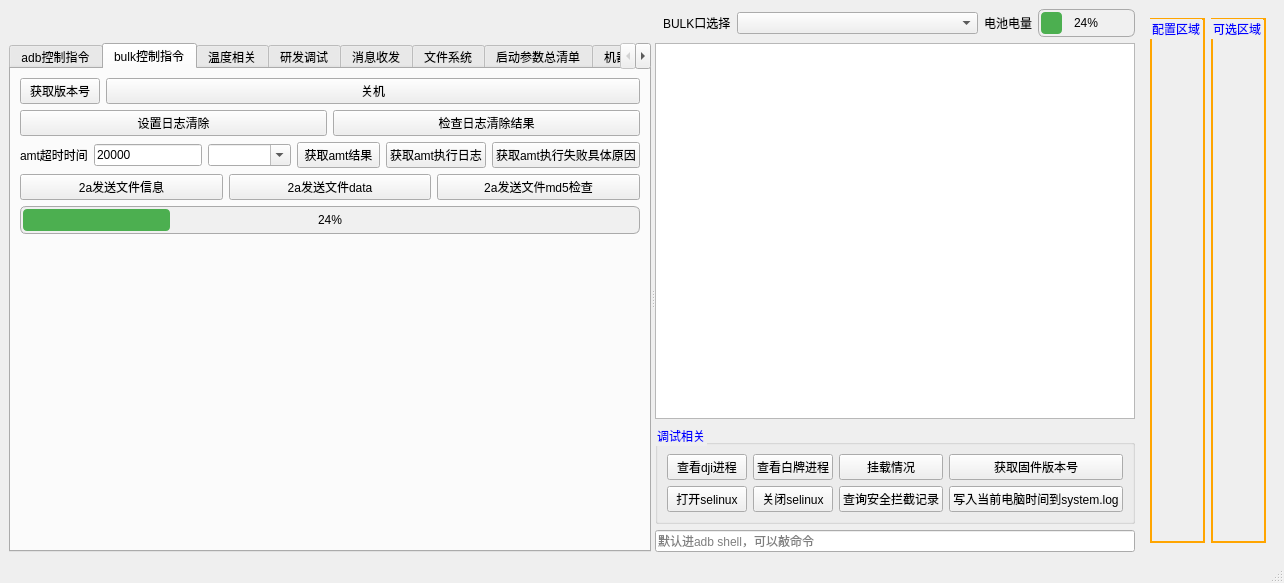
Before: the Qt Designer form factory_analyzer.ui in yuhuang163/test, drawn with Qt 5.
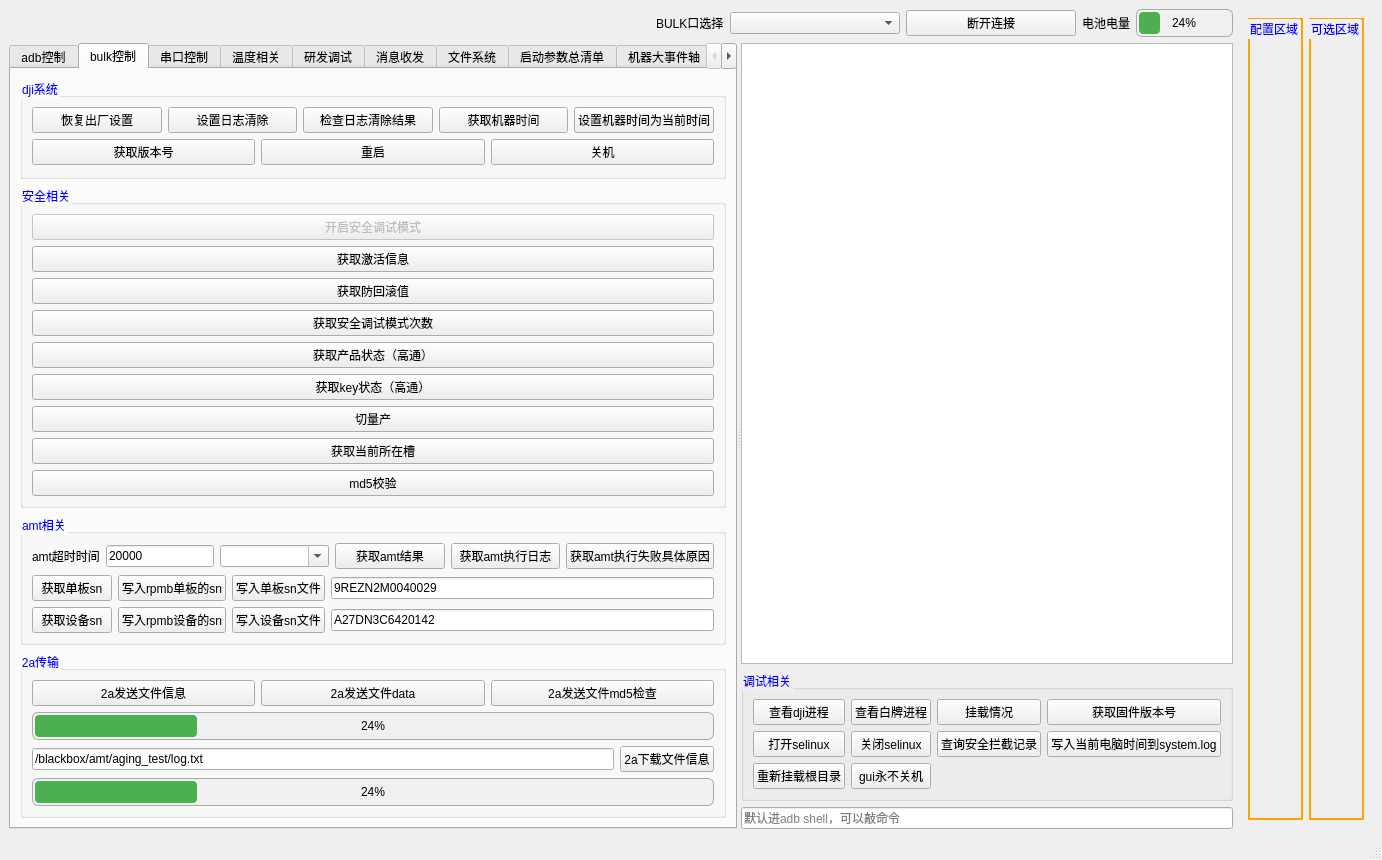
After: the same form once the commit is applied. The open tabs and pages were chosen to show the change.

Commit message: bulk协议适配，调试功能等

The edit to the form file:
```diff
--- a/factory_analyzer.ui
+++ b/factory_analyzer.ui
@@ -6,8 +6,8 @@
    <rect>
     <x>0</x>
     <y>0</y>
-    <width>1030</width>
-    <height>502</height>
+    <width>1019</width>
+    <height>638</height>
    </rect>
   </property>
   <property name="windowTitle">
@@ -15,7 +15,7 @@
   </property>
   <widget class="QWidget" name="centralwidget">
    <layout class="QGridLayout" name="gridLayout_7">
-    <item row="0" column="8" rowspan="2">
+    <item row="0" column="7" rowspan="2">
      <widget class="QWidget" name="widget" native="true">
       <layout class="QHBoxLayout" name="horizontalLayout_18">
        <item>
@@ -74,7 +74,95 @@
       </layout>
      </widget>
     </item>
-    <item row="1" column="0" colspan="8">
+    <item row="0" column="3" colspan="2">
+     <layout class="QHBoxLayout" name="horizontalLayout_11">
+      <item>
+       <widget class="QLabel" name="label_3">
+        <property name="sizePolicy">
+         <sizepolicy hsizetype="Fixed" vsizetype="Preferred">
+          <horstretch>0</horstretch>
+          <verstretch>0</verstretch>
+         </sizepolicy>
+        </property>
+        <property name="text">
+         <string>BULK口选择</string>
+        </property>
+       </widget>
+      </item>
+      <item>
+       <widget class="QComboBox" name="comboBox_2">
+        <property name="sizePolicy">
+         <sizepolicy hsizetype="Preferred" vsizetype="Fixed">
+          <horstretch>0</horstretch>
+          <verstretch>0</verstretch>
+         </sizepolicy>
+        </property>
+       </widget>
+      </item>
+      <item>
+       <widget class="QPushButton" name="pushButton_54">
+        <property name="text">
+         <string>断开连接</string>
+        </property>
+       </widget>
+      </item>
+     </layout>
+    </item>
+    <item row="0" column="5">
+     <widget class="QLabel" name="label_2">
+      <property name="sizePolicy">
+       <sizepolicy hsizetype="Fixed" vsizetype="Fixed">
+        <horstretch>0</horstretch>
+        <verstretch>0</verstretch>
+       </sizepolicy>
+      </property>
+      <property name="text">
+       <string>电池电量</string>
+      </property>
+     </widget>
+    </item>
+    <item row="0" column="6">
+     <widget class="QProgressBar" name="progressBar">
+      <property name="sizePolicy">
+       <sizepolicy hsizetype="Fixed" vsizetype="Fixed">
+        <horstretch>0</horstretch>
+        <verstretch>0</verstretch>
+       </sizepolicy>
+      </property>
+      <property name="styleSheet">
+       <string notr="true">QProgressBar {
+    border: 1px solid #aaa;
+    border-radius: 6px;
+    background-color: #f0f0f0; /* 浅灰背景 */
+    text-align: center;
+    padding: 2px;
+}
+
+QProgressBar::chunk {
+    border-radius: 4px;
+    background-color: #4CAF50; /* 默认绿色 */
+}
+
+/* 根据电量动态改变颜色 */
+QProgressBar[progress=&quot;low&quot;]::chunk {
+    background-color: #f44336; /* 红色 */
+}
+QProgressBar[progress=&quot;medium&quot;]::chunk {
+    background-color: #FFB300; /* 黄色 */
+}
+QProgressBar[progress=&quot;high&quot;]::chunk {
+    background-color: #4CAF50; /* 绿色 */
+}</string>
+      </property>
+      <property name="value">
+       <number>24</number>
+      </property>
+      <property name="alignment">
+       <set>Qt::AlignLeading|Qt::AlignLeft|Qt::AlignVCenter</set>
+      </property>
+     </widget>
+    </item>
+    <item row="1" column="0" colspan="7">
      <widget class="QSplitter" name="splitter_2">
       <property name="orientation">
        <enum>Qt::Horizontal</enum>
@@ -91,7 +179,7 @@
        </property>
        <widget class="QWidget" name="tab_6">
         <attribute name="title">
-         <string>adb控制指令</string>
+         <string>adb控制</string>
         </attribute>
         <layout class="QFormLayout" name="formLayout">
          <item row="0" column="0">
@@ -164,6 +252,13 @@
               </property>
              </widget>
             </item>
+            <item>
+             <widget class="QPushButton" name="pushButton_66">
+              <property name="text">
+               <string>进900e</string>
+              </property>
+             </widget>
+            </item>
            </layout>
           </widget>
          </item>
@@ -463,25 +558,27 @@
        </widget>
        <widget class="QWidget" name="tab_7">
         <attribute name="title">
-         <string>bulk控制指令</string>
+         <string>bulk控制</string>
         </attribute>
-        <layout class="QFormLayout" name="formLayout_2">
+        <layout class="QGridLayout" name="gridLayout_10">
          <item row="0" column="0">
-          <widget class="QPushButton" name="pushButton_25">
-           <property name="text">
-            <string>获取版本号</string>
+          <widget class="QGroupBox" name="groupBox">
+           <property name="styleSheet">
+            <string notr="true">QGroupBox::title { font-weight: bold; color:blue;}</string>
            </property>
-          </widget>
-         </item>
-         <item row="0" column="1">
-          <widget class="QPushButton" name="pushButton_32">
-           <property name="text">
-            <string>关机</string>
+           <property name="title">
+            <string>dji系统</string>
            </property>
-          </widget>
-         </item>
-         <item row="1" column="0" colspan="2">
+           <layout class="QVBoxLayout" name="verticalLayout_5">
+            <item>
           <layout class="QHBoxLayout" name="horizontalLayout_8">
+              <item>
+               <widget class="QPushButton" name="pushButton_51">
+                <property name="text">
+                 <string>恢复出厂设置</string>
+                </property>
+               </widget>
+              </item>
            <item>
             <widget class="QPushButton" name="pushButton_27">
              <property name="text">
@@ -496,9 +593,138 @@
              </property>
             </widget>
            </item>
-          </layout>
-         </item>
-         <item row="2" column="0" colspan="2">
+              <item>
+               <widget class="QPushButton" name="pushButton_50">
+                <property name="text">
+                 <string>获取机器时间</string>
+                </property>
+               </widget>
+              </item>
+              <item>
+               <widget class="QPushButton" name="pushButton_49">
+                <property name="text">
+                 <string>设置机器时间为当前时间</string>
+                </property>
+               </widget>
+              </item>
+             </layout>
+            </item>
+            <item>
+             <layout class="QHBoxLayout" name="horizontalLayout_15">
+              <item>
+               <widget class="QPushButton" name="pushButton_25">
+                <property name="text">
+                 <string>获取版本号</string>
+                </property>
+               </widget>
+              </item>
+              <item>
+               <widget class="QPushButton" name="pushButton_64">
+                <property name="text">
+                 <string>重启</string>
+                </property>
+               </widget>
+              </item>
+              <item>
+               <widget class="QPushButton" name="pushButton_32">
+                <property name="text">
+                 <string>关机</string>
+                </property>
+               </widget>
+              </item>
+             </layout>
+            </item>
+           </layout>
+          </widget>
+         </item>
+         <item row="1" column="0">
+          <widget class="QGroupBox" name="verticalGroupBox_2">
+           <property name="styleSheet">
+            <string notr="true">QGroupBox::title { font-weight: bold; color:blue;}</string>
+           </property>
+           <property name="title">
+            <string>安全相关</string>
+           </property>
+           <layout class="QVBoxLayout" name="verticalLayout_4">
+            <item>
+             <widget class="QPushButton" name="pushButton_61">
+              <property name="enabled">
+               <bool>false</bool>
+              </property>
+              <property name="text">
+               <string>开启安全调试模式</string>
+              </property>
+             </widget>
+            </item>
+            <item>
+             <widget class="QPushButton" name="pushButton_48">
+              <property name="text">
+               <string>获取激活信息</string>
+              </property>
+             </widget>
+            </item>
+            <item>
+             <widget class="QPushButton" name="pushButton_56">
+              <property name="text">
+               <string>获取防回滚值</string>
+              </property>
+             </widget>
+            </item>
+            <item>
+             <widget class="QPushButton" name="pushButton_55">
+              <property name="text">
+               <string>获取安全调试模式次数</string>
+              </property>
+             </widget>
+            </item>
+            <item>
+             <widget class="QPushButton" name="pushButton_53">
+              <property name="text">
+               <string>获取产品状态（高通）</string>
+              </property>
+             </widget>
+            </item>
+            <item>
+             <widget class="QPushButton" name="pushButton_65">
+              <property name="text">
+               <string>获取key状态（高通）</string>
+              </property>
+             </widget>
+            </item>
+            <item>
+             <widget class="QPushButton" name="pushButton_46">
+              <property name="text">
+               <string>切量产</string>
+              </property>
+             </widget>
+            </item>
+            <item>
+             <widget class="QPushButton" name="pushButton_60">
+              <property name="text">
+               <string>获取当前所在槽</string>
+              </property>
+             </widget>
+            </item>
+            <item>
+             <widget class="QPushButton" name="pushButton_59">
+              <property name="text">
+               <string>md5校验</string>
+              </property>
+             </widget>
+            </item>
+           </layout>
+          </widget>
+         </item>
+         <item row="2" column="0">
+          <widget class="QGroupBox" name="verticalGroupBox_2">
+           <property name="styleSheet">
+            <string notr="true">QGroupBox::title { font-weight: bold; color:blue;}</string>
+           </property>
+           <property name="title">
+            <string>amt相关</string>
+           </property>
+           <layout class="QVBoxLayout" name="verticalLayout_2">
+            <item>
           <layout class="QHBoxLayout" name="horizontalLayout_9">
            <item>
             <widget class="QLabel" name="label_4">
@@ -556,8 +782,82 @@
            </item>
           </layout>
          </item>
-         <item row="3" column="0" colspan="2">
-          <layout class="QVBoxLayout" name="verticalLayout_2">
+            <item>
+             <layout class="QHBoxLayout" name="horizontalLayout_13">
+              <item>
+               <widget class="QPushButton" name="pushButton_62">
+                <property name="text">
+                 <string>获取单板sn</string>
+                </property>
+               </widget>
+              </item>
+              <item>
+               <widget class="QPushButton" name="pushButton_57">
+                <property name="text">
+                 <string>写入rpmb单板的sn</string>
+                </property>
+               </widget>
+              </item>
+              <item>
+               <widget class="QPushButton" name="pushButton_68">
+                <property name="text">
+                 <string>写入单板sn文件</string>
+                </property>
+               </widget>
+              </item>
+              <item>
+               <widget class="QLineEdit" name="lineEdit_4">
+                <property name="text">
+                 <string>9REZN2M0040029</string>
+                </property>
+               </widget>
+              </item>
+             </layout>
+            </item>
+            <item>
+             <layout class="QHBoxLayout" name="horizontalLayout_16">
+              <item>
+               <widget class="QPushButton" name="pushButton_63">
+                <property name="text">
+                 <string>获取设备sn</string>
+                </property>
+               </widget>
+              </item>
+              <item>
+               <widget class="QPushButton" name="pushButton_58">
+                <property name="text">
+                 <string>写入rpmb设备的sn</string>
+                </property>
+               </widget>
+              </item>
+              <item>
+               <widget class="QPushButton" name="pushButton_69">
+                <property name="text">
+                 <string>写入设备sn文件</string>
+                </property>
+               </widget>
+              </item>
+              <item>
+               <widget class="QLineEdit" name="lineEdit_5">
+                <property name="text">
+                 <string>A27DN3C6420142</string>
+                </property>
+               </widget>
+              </item>
+             </layout>
+            </item>
+           </layout>
+          </widget>
+         </item>
+         <item row="3" column="0">
+          <widget class="QGroupBox" name="verticalGroupBox_2">
+           <property name="styleSheet">
+            <string notr="true">QGroupBox::title { font-weight: bold; color:blue;}</string>
+           </property>
+           <property name="title">
+            <string>2a传输</string>
+           </property>
+           <layout class="QVBoxLayout" name="verticalLayout_3">
            <item>
             <layout class="QHBoxLayout" name="horizontalLayout_10">
              <item>
@@ -624,6 +924,128 @@
              </property>
             </widget>
            </item>
+            <item>
+             <layout class="QHBoxLayout" name="horizontalLayout_4">
+              <item>
+               <widget class="QLineEdit" name="lineEdit_3">
+                <property name="text">
+                 <string>/blackbox/amt/aging_test/log.txt</string>
+                </property>
+               </widget>
+              </item>
+              <item>
+               <widget class="QPushButton" name="pushButton_47">
+                <property name="text">
+                 <string>2a下载文件信息</string>
+                </property>
+               </widget>
+              </item>
+             </layout>
+            </item>
+            <item>
+             <widget class="QProgressBar" name="progressBar_4">
+              <property name="styleSheet">
+               <string notr="true">QProgressBar {
+    border: 1px solid #aaa;
+    border-radius: 6px;
+    background-color: #f0f0f0; /* 浅灰背景 */
+    text-align: center;
+    padding: 2px;
+}
+
+QProgressBar::chunk {
+    border-radius: 4px;
+    background-color: #4CAF50; /* 默认绿色 */
+}
+
+/* 根据电量动态改变颜色 */
+QProgressBar[progress=&quot;low&quot;]::chunk {
+    background-color: #f44336; /* 红色 */
+}
+QProgressBar[progress=&quot;medium&quot;]::chunk {
+    background-color: #FFB300; /* 黄色 */
+}
+QProgressBar[progress=&quot;high&quot;]::chunk {
+    background-color: #4CAF50; /* 绿色 */
+}</string>
+              </property>
+              <property name="value">
+               <number>24</number>
+              </property>
+             </widget>
+            </item>
+           </layout>
+          </widget>
+         </item>
+        </layout>
+       </widget>
+       <widget class="QWidget" name="tab_10">
+        <attribute name="title">
+         <string>串口控制</string>
+        </attribute>
+        <layout class="QFormLayout" name="formLayout_2">
+         <item row="0" column="0">
+          <layout class="QHBoxLayout" name="horizontalLayout_17">
+           <item>
+            <widget class="QLabel" name="label_6">
+             <property name="text">
+              <string>&lt;html&gt;&lt;head/&gt;&lt;body&gt;&lt;p align=&quot;center&quot;&gt;产品串口&lt;/p&gt;&lt;/body&gt;&lt;/html&gt;</string>
+             </property>
+            </widget>
+           </item>
+           <item>
+            <widget class="QComboBox" name="productComNameCombo">
+             <property name="enabled">
+              <bool>true</bool>
+             </property>
+             <property name="sizePolicy">
+              <sizepolicy hsizetype="Expanding" vsizetype="Fixed">
+               <horstretch>0</horstretch>
+               <verstretch>0</verstretch>
+              </sizepolicy>
+             </property>
+             <property name="maximumSize">
+              <size>
+               <width>16777215</width>
+               <height>16777215</height>
+              </size>
+             </property>
+            </widget>
+           </item>
+           <item>
+            <widget class="QLineEdit" name="lineEdit_6">
+             <property name="text">
+              <string>921600</string>
+             </property>
+            </widget>
+           </item>
+          </layout>
+         </item>
+         <item row="0" column="1">
+          <layout class="QHBoxLayout" name="horizontalLayout_19">
+           <property name="topMargin">
+            <number>0</number>
+           </property>
+           <item>
+            <widget class="QPushButton" name="productConnectButton">
+             <property name="enabled">
+              <bool>true</bool>
+             </property>
+             <property name="text">
+              <string>连接串口</string>
+             </property>
+            </widget>
+           </item>
+           <item>
+            <widget class="QPushButton" name="productDisconnectButton">
+             <property name="enabled">
+              <bool>true</bool>
+             </property>
+             <property name="text">
+              <string>断开串口</string>
+             </property>
+            </widget>
+           </item>
           </layout>
          </item>
         </layout>
@@ -810,10 +1232,13 @@
          <string>机器大事件轴</string>
         </attribute>
         <layout class="QGridLayout" name="gridLayout">
-         <item row="1" column="0">
-          <widget class="QPushButton" name="pushButton_31">
-           <property name="text">
-            <string>更新事件轴（直接grep的）</string>
+         <item row="0" column="0" colspan="2">
+          <widget class="QGraphicsView" name="graphicsView">
+           <property name="sizePolicy">
+            <sizepolicy hsizetype="Expanding" vsizetype="Expanding">
+             <horstretch>0</horstretch>
+             <verstretch>0</verstretch>
+            </sizepolicy>
            </property>
           </widget>
          </item>
@@ -824,13 +1249,10 @@
            </property>
           </widget>
          </item>
-         <item row="0" column="0" colspan="2">
-          <widget class="QGraphicsView" name="graphicsView">
-           <property name="sizePolicy">
-            <sizepolicy hsizetype="Expanding" vsizetype="Expanding">
-             <horstretch>0</horstretch>
-             <verstretch>0</verstretch>
-            </sizepolicy>
+         <item row="1" column="0">
+          <widget class="QPushButton" name="pushButton_31">
+           <property name="text">
+            <string>拉取日志到本地</string>
            </property>
           </widget>
          </item>
@@ -922,20 +1344,6 @@
            <string>调试相关</string>
           </property>
           <layout class="QGridLayout" name="gridLayout_9">
-           <item row="0" column="0">
-            <widget class="QPushButton" name="pushButton_18">
-             <property name="text">
-              <string>查看dji进程</string>
-             </property>
-            </widget>
-           </item>
-           <item row="0" column="2">
-            <widget class="QPushButton" name="pushButton_21">
-             <property name="text">
-              <string>挂载情况</string>
-             </property>
-            </widget>
-           </item>
            <item row="0" column="1">
             <widget class="QPushButton" name="pushButton_20">
              <property name="text">
@@ -950,6 +1358,13 @@
              </property>
             </widget>
            </item>
+           <item row="1" column="3">
+            <widget class="QPushButton" name="pushButton_39">
+             <property name="text">
+              <string>写入当前电脑时间到system.log</string>
+             </property>
+            </widget>
+           </item>
            <item row="1" column="0">
             <widget class="QPushButton" name="pushButton_44">
              <property name="text">
@@ -957,6 +1372,20 @@
              </property>
             </widget>
            </item>
+           <item row="0" column="0">
+            <widget class="QPushButton" name="pushButton_18">
+             <property name="text">
+              <string>查看dji进程</string>
+             </property>
+            </widget>
+           </item>
+           <item row="0" column="2">
+            <widget class="QPushButton" name="pushButton_21">
+             <property name="text">
+              <string>挂载情况</string>
+             </property>
+            </widget>
+           </item>
            <item row="1" column="1">
             <widget class="QPushButton" name="pushButton_43">
              <property name="text">
@@ -971,10 +1400,17 @@
              </property>
             </widget>
            </item>
-           <item row="1" column="3">
-            <widget class="QPushButton" name="pushButton_39">
+           <item row="2" column="0">
+            <widget class="QPushButton" name="pushButton_52">
              <property name="text">
-              <string>写入当前电脑时间到system.log</string>
+              <string>重新挂载根目录</string>
+             </property>
+            </widget>
+           </item>
+           <item row="2" column="1">
+            <widget class="QPushButton" name="pushButton_67">
+             <property name="text">
+              <string>gui永不关机</string>
              </property>
             </widget>
            </item>
@@ -1010,87 +1446,6 @@
       </widget>
      </widget>
     </item>
-    <item row="0" column="7">
-     <widget class="QProgressBar" name="progressBar">
-      <property name="sizePolicy">
-       <sizepolicy hsizetype="Fixed" vsizetype="Fixed">
-        <horstretch>0</horstretch>
-        <verstretch>0</verstretch>
-       </sizepolicy>
-      </property>
-      <property name="styleSheet">
-       <string notr="true">QProgressBar {
-    border: 1px solid #aaa;
-    border-radius: 6px;
-    background-color: #f0f0f0; /* 浅灰背景 */
-    text-align: center;
-    padding: 2px;
-}
-
-QProgressBar::chunk {
-    border-radius: 4px;
-    background-color: #4CAF50; /* 默认绿色 */
-}
-
-/* 根据电量动态改变颜色 */
-QProgressBar[progress=&quot;low&quot;]::chunk {
-    background-color: #f44336; /* 红色 */
-}
-QProgressBar[progress=&quot;medium&quot;]::chunk {
-    background-color: #FFB300; /* 黄色 */
-}
-QProgressBar[progress=&quot;high&quot;]::chunk {
-    background-color: #4CAF50; /* 绿色 */
-}</string>
-      </property>
-      <property name="value">
-       <number>24</number>
-      </property>
-      <property name="alignment">
-       <set>Qt::AlignLeading|Qt::AlignLeft|Qt::AlignVCenter</set>
-      </property>
-     </widget>
-    </item>
-    <item row="0" column="6">
-     <widget class="QLabel" name="label_2">
-      <property name="sizePolicy">
-       <sizepolicy hsizetype="Fixed" vsizetype="Fixed">
-        <horstretch>0</horstretch>
-        <verstretch>0</verstretch>
-       </sizepolicy>
-      </property>
-      <property name="text">
-       <string>电池电量</string>
-      </property>
-     </widget>
-    </item>
-    <item row="0" column="4" colspan="2">
-     <layout class="QHBoxLayout" name="horizontalLayout_11">
-      <item>
-       <widget class="QLabel" name="label_3">
-        <property name="sizePolicy">
-         <sizepolicy hsizetype="Fixed" vsizetype="Preferred">
-          <horstretch>0</horstretch>
-          <verstretch>0</verstretch>
-         </sizepolicy>
-        </property>
-        <property name="text">
-         <string>BULK口选择</string>
-        </property>
-       </widget>
-      </item>
-      <item>
-       <widget class="QComboBox" name="comboBox_2">
-        <property name="sizePolicy">
-         <sizepolicy hsizetype="Preferred" vsizetype="Fixed">
-          <horstretch>0</horstretch>
-          <verstretch>0</verstretch>
-         </sizepolicy>
-        </property>
-       </widget>
-      </item>
-     </layout>
-    </item>
    </layout>
   </widget>
   <widget class="QMenuBar" name="menubar">
@@ -1098,7 +1453,7 @@
     <rect>
      <x>0</x>
      <y>0</y>
-     <width>1030</width>
+     <width>1019</width>
      <height>18</height>
     </rect>
    </property>
```
Lines whose indentation alone changed are shown as unchanged. The commit also changes 11 other files.
